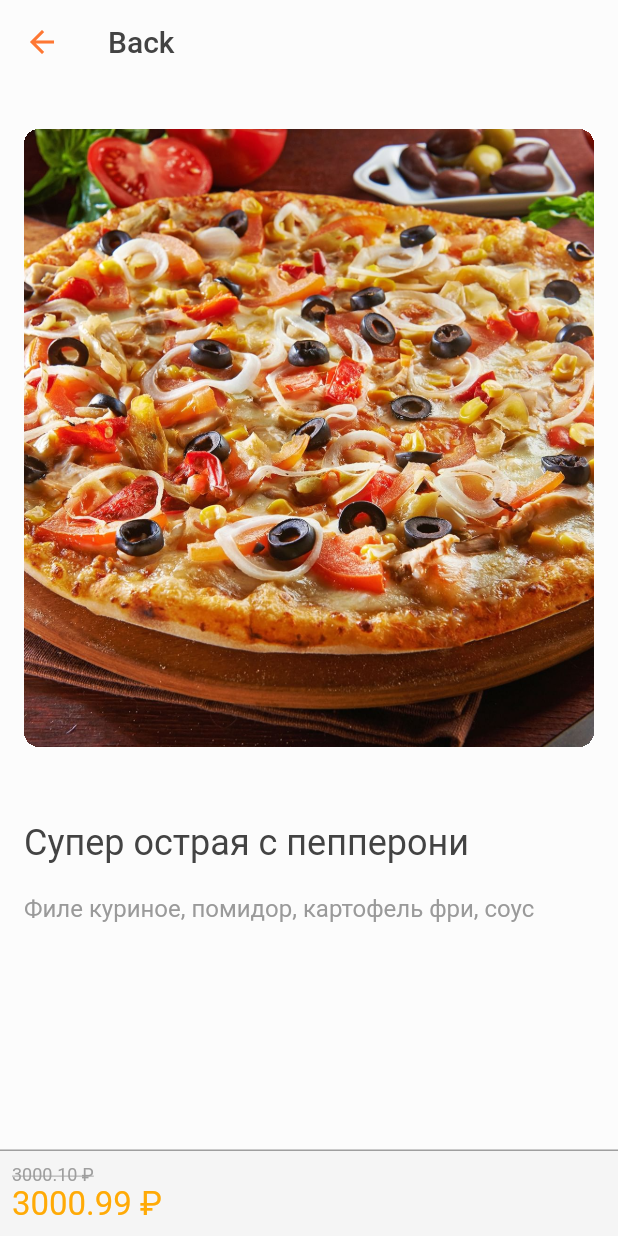
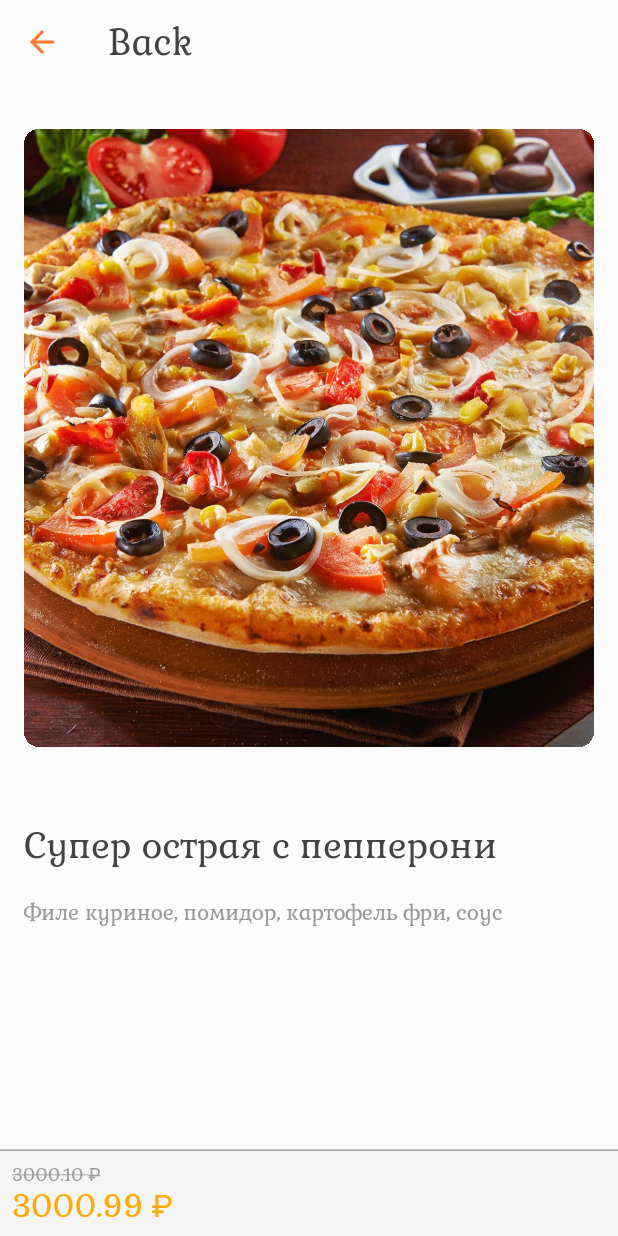
Before and after one commit to Lexx96/Test-App-Actonica, a Flutter app: the screen it shows after launch, after a tap on "Супер острая с пепперони", on a phone screen of 412 x 824 dp. Run offline on Flutter 3.47's test engine with Material 2 defaults, Android fonts, the phone set to English and light mode, and no system bars; our stand-ins replace adaptive_theme, flutter_bloc, scrollable_positioned_list.

Commit message:
Добавлен шрифт Gabriela

```diff
--- a/lib/modules/detail_screen/detail_screen.dart
+++ b/lib/modules/detail_screen/detail_screen.dart
@@ -59,10 +59,6 @@ class DetailScreen extends StatelessWidget {
                       ),
                       Text(
                         detailInfoModel.description,
-                        style: const TextStyle(
-                          color: ColorsLightTheme.descriptionCardColor,
-                          fontSize: 16.0,
-                        ),
                       ),
                     ],
                   ),
@@ -107,7 +103,7 @@ class DetailScreen extends StatelessWidget {
                   Text(
                     '${detailInfoModel.price}.99 ₽',
                     style: const TextStyle(
-                      fontSize: 22.0,
+                      fontSize: 21.0,
                       color: Color.fromRGBO(255, 170, 6, 1),
                     ),
                   ),
--- a/lib/modules/main_screen/bloc/main_screen_bloc.dart
+++ b/lib/modules/main_screen/bloc/main_screen_bloc.dart
@@ -1,5 +1,5 @@
 import 'package:flutter_bloc/flutter_bloc.dart';
-import 'package:test_app_actonica/modules/main_screen/service/main_screen_servise.dart';
+import 'package:test_app_actonica/modules/main_screen/service/main_screen_serviсe.dart';
 import 'main_screen_event.dart';
 import 'main_screen_state.dart';
 
--- a/lib/modules/main_screen/main_screen.dart
+++ b/lib/modules/main_screen/main_screen.dart
@@ -7,7 +7,6 @@ import 'bloc/main_screen_bloc.dart';
 import 'bloc/main_screen_state.dart';
 import 'models/all_products_model.dart';
 import 'package:flutter_bloc/flutter_bloc.dart';
-
 import 'widgets/scroll_widget/scrollable_list_tabview.dart';
 
 /// Главный экран приложения
@@ -33,7 +32,6 @@ class _MainScreenState extends State<MainScreen>
       appBar: AppBar(
         title: Text(
           S.of(context).menu,
-          style: const TextStyle(color: ColorsLightTheme.textColor),
         ),
       ),
       body: _state is LoadedDataProductsState
@@ -57,7 +55,7 @@ class _MainScreenState extends State<MainScreen>
             activeBackgroundColor: ColorsLightTheme.headerColor,
             label: Text(
               allProductsModel.category,
-              style: const TextStyle(fontSize: 16.0),
+              // style: const TextStyle(fontSize: 16.0,),
             ),
           ),
           body: ListView.builder(
--- a/lib/modules/main_screen/widgets/card_widget.dart
+++ b/lib/modules/main_screen/widgets/card_widget.dart
@@ -64,10 +64,6 @@ class CardWidget extends StatelessWidget {
                       Expanded(
                         child: Text(
                           detailInfoModel.description,
-                          style: const TextStyle(
-                            fontSize: 14.0,
-                            color: ColorsLightTheme.descriptionCardColor,
-                          ),
                           overflow: TextOverflow.fade,
                         ),
                       ),
--- a/lib/modules/main_screen/widgets/scroll_widget/scrollable_list_tabview.dart
+++ b/lib/modules/main_screen/widgets/scroll_widget/scrollable_list_tabview.dart
@@ -103,11 +103,6 @@ class _ScrollableListTabViewState extends State<ScrollableListTabView> {
                           selected
                               ? tab.activeBackgroundColor
                               : tab.inactiveChildColor,
-                        ),
-                        backgroundColor: MaterialStateProperty.all<Color>(
-                          selected
-                              ? Colors.transparent
-                              : tab.inactiveBackgroundColor,
                         ),
                         tapTargetSize: MaterialTapTargetSize.shrinkWrap,
                         side: MaterialStateProperty.all<BorderSide>(
--- a/lib/utils/themes/my_light_theme.dart
+++ b/lib/utils/themes/my_light_theme.dart
@@ -20,5 +20,16 @@ final myLightTheme = ThemeData.light().copyWith(
     foregroundColor: ColorsLightTheme.headerColor,
     backgroundColor: ColorsLightTheme.scaffoldBackgroundColor,
     elevation: 0,
+    titleTextStyle: TextStyle(
+      fontSize: 24.0,
+      color: ColorsLightTheme.headerColor,
+      fontFamily: 'Gabriela',
+    ),
+  ),
+  textTheme: const TextTheme(
+    bodyText2: TextStyle(
+      color: ColorsLightTheme.descriptionCardColor,
+      fontFamily: 'Gabriela',
+    ), // основной
   ),
 );
```
Also changed, not shown: pubspec.yaml (+5 -6 lines), assets/fonts/Gabriela-Regular.ttf (added), lib/modules/main_screen/service/main_screen_serviсe.dart (renamed from lib/modules/main_screen/service/main_screen_servise.dart).
